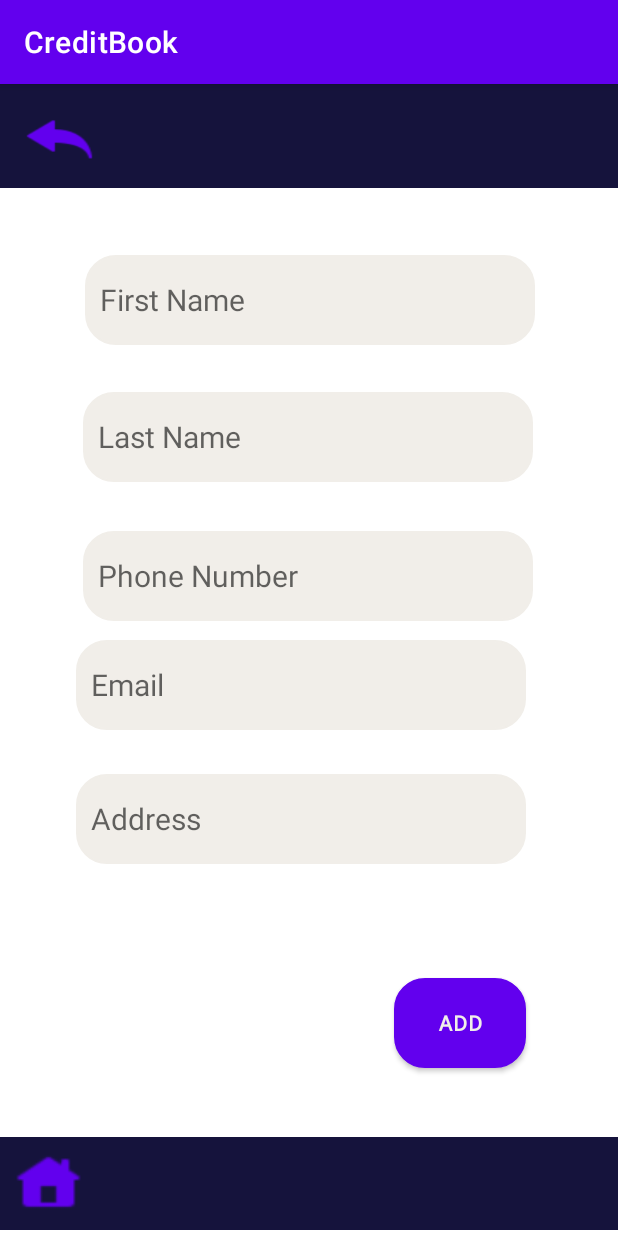
After one commit to naima-adardor/CreditBook, an Android app: the AddClientActivity screen opened directly, with no data from a screen before it, on a phone screen of 412 x 824 dp. The commit adds this screen. Run offline under Robolectric (Android 15) with nearby library versions, the phone set to English and light mode, and no system bars; Roboto replaces fonts that are not available here.

Commit message:
add client

```diff
--- a/app/build.gradle
+++ b/app/build.gradle
@@ -29,11 +29,11 @@ android {
 }
 
 dependencies {
-
     implementation 'androidx.appcompat:appcompat:1.5.1'
     implementation 'com.google.android.material:material:1.7.0'
     implementation 'androidx.constraintlayout:constraintlayout:2.1.4'
     testImplementation 'junit:junit:4.13.2'
     androidTestImplementation 'androidx.test.ext:junit:1.1.3'
     androidTestImplementation 'androidx.test.espresso:espresso-core:3.4.0'
+
 }
--- a/app/src/main/AndroidManifest.xml
+++ b/app/src/main/AndroidManifest.xml
@@ -10,8 +10,15 @@
         android:label="@string/app_name"
         android:roundIcon="@mipmap/ic_launcher_round"
         android:supportsRtl="true"
-        android:theme="@style/Theme.AppCompat.Light"
+        android:theme="@style/Theme.CreditBook"
         tools:targetApi="31">
+        <activity
+            android:name=".AddClientActivity"
+            android:exported="false">
+            <meta-data
+                android:name="android.app.lib_name"
+                android:value="" />
+        </activity>
         <activity
             android:name=".InscriptionActivity"
             android:exported="false">
--- /dev/null
+++ b/app/src/main/java/com/example/creditbook/AddClientActivity.java
@@ -0,0 +1,14 @@
+package com.example.creditbook;
+
+import androidx.appcompat.app.AppCompatActivity;
+
+import android.os.Bundle;
+
+public class AddClientActivity extends AppCompatActivity {
+
+    @Override
+    protected void onCreate(Bundle savedInstanceState) {
+        super.onCreate(savedInstanceState);
+        setContentView(R.layout.activity_add_client);
+    }
+}
--- /dev/null
+++ b/app/src/main/res/drawable/round_button.xml
@@ -0,0 +1,11 @@
+<?xml version="1.0" encoding="utf-8"?>
+<shape xmlns:android="http://schemas.android.com/apk/res/android"
+    android:shape="rectangle">
+    <solid android:color="@color/Orange2"/>
+    <corners android:radius="20dp"/>
+    <stroke android:width="1dp"
+        android:color="@color/Orange2"/>
+    <padding android:bottom="10dp" android:left="10dp" android:right="10dp" android:top="10dp"/>
+
+
+</shape>
--- a/app/src/main/res/drawable/round_buttpon.xml
+++ /dev/null
@@ -1,5 +0,0 @@
-<?xml version="1.0" encoding="utf-8"?>
-   <shape xmlns:android="http://schemas.android.com/apk/res/android" android:shape="rectangle">
-        <solid android:color="@color/Orange" />
-        <corners android:radius="10dp" />
-    </shape>
--- /dev/null
+++ b/app/src/main/res/layout/activity_add_client.xml
@@ -0,0 +1,195 @@
+<?xml version="1.0" encoding="utf-8"?>
+<androidx.constraintlayout.widget.ConstraintLayout xmlns:android="http://schemas.android.com/apk/res/android"
+    xmlns:app="http://schemas.android.com/apk/res-auto"
+    xmlns:tools="http://schemas.android.com/tools"
+    android:layout_width="match_parent"
+    android:layout_height="match_parent"
+    tools:context=".AddClientActivity">
+
+    <androidx.constraintlayout.widget.ConstraintLayout
+        android:id="@+id/constraintLayout"
+        android:layout_width="417dp"
+        android:layout_height="69dp"
+        android:background="@color/DarkBlue"
+        app:layout_constraintBottom_toBottomOf="parent"
+        app:layout_constraintEnd_toEndOf="parent"
+        app:layout_constraintStart_toStartOf="parent"
+        app:layout_constraintTop_toTopOf="parent"
+        app:layout_constraintVertical_bias="0.0">
+
+        <Button
+            android:id="@+id/button"
+            android:layout_width="51dp"
+            android:layout_height="37dp"
+            android:background="@drawable/back"
+            app:layout_constraintBottom_toBottomOf="parent"
+            app:layout_constraintEnd_toEndOf="parent"
+            app:layout_constraintHorizontal_bias="0.043"
+            app:layout_constraintStart_toStartOf="parent"
+            app:layout_constraintTop_toTopOf="parent" />
+    </androidx.constraintlayout.widget.ConstraintLayout>
+
+
+    <EditText
+        android:id="@+id/editText1"
+
+        android:layout_width="300dp"
+        android:layout_height="60dp"
+        android:layout_centerHorizontal="true"
+        android:layout_centerVertical="true"
+
+        android:background="@drawable/round_edit_text"
+        android:ems="10"
+        android:hint="First Name"
+
+        android:inputType="textPersonName"
+
+        android:textSize="20sp"
+        app:layout_constraintBottom_toTopOf="@+id/constraintLayout3"
+        app:layout_constraintEnd_toEndOf="parent"
+        app:layout_constraintHorizontal_bias="0.504"
+        app:layout_constraintStart_toStartOf="parent"
+        app:layout_constraintTop_toBottomOf="@+id/constraintLayout"
+        app:layout_constraintVertical_bias="0.078" />
+
+    <EditText
+        android:id="@+id/editText2"
+
+        android:layout_width="300dp"
+        android:layout_height="60dp"
+        android:layout_centerHorizontal="true"
+        android:layout_centerVertical="true"
+
+        android:background="@drawable/round_edit_text"
+        android:ems="10"
+
+        android:hint="Last Name"
+
+        android:inputType="textPersonName"
+
+        android:textSize="20sp"
+        app:layout_constraintBottom_toTopOf="@+id/constraintLayout3"
+        app:layout_constraintEnd_toEndOf="parent"
+        app:layout_constraintHorizontal_bias="0.495"
+        app:layout_constraintStart_toStartOf="parent"
+        app:layout_constraintTop_toBottomOf="@+id/constraintLayout"
+        app:layout_constraintVertical_bias="0.238" />
+
+    <EditText
+        android:id="@+id/editText"
+
+        android:layout_width="300dp"
+        android:layout_height="60dp"
+        android:layout_centerHorizontal="true"
+        android:layout_centerVertical="true"
+
+        android:background="@drawable/round_edit_text"
+
+        android:ems="10"
+
+        android:hint="Phone Number"
+
+        android:inputType="phone"
+        android:textSize="20sp"
+        app:layout_constraintBottom_toTopOf="@+id/constraintLayout3"
+        app:layout_constraintEnd_toEndOf="parent"
+        app:layout_constraintHorizontal_bias="0.495"
+        app:layout_constraintStart_toStartOf="parent"
+        app:layout_constraintTop_toBottomOf="@+id/constraintLayout"
+        app:layout_constraintVertical_bias="0.399" />
+
+    <EditText
+        android:id="@+id/editText3"
+
+        android:layout_width="300dp"
+        android:layout_height="60dp"
+        android:layout_centerHorizontal="true"
+        android:layout_centerVertical="true"
+
+        android:layout_marginTop="218dp"
+
+        android:background="@drawable/round_edit_text"
+
+        android:ems="10"
+
+        android:hint="Email"
+        android:inputType="textEmailAddress"
+        android:textSize="20sp"
+        app:layout_constraintBottom_toTopOf="@+id/constraintLayout3"
+        app:layout_constraintEnd_toEndOf="parent"
+        app:layout_constraintHorizontal_bias="0.45"
+        app:layout_constraintStart_toStartOf="parent"
+        app:layout_constraintTop_toBottomOf="@+id/constraintLayout"
+        app:layout_constraintVertical_bias="0.235" />
+
+    <EditText
+        android:id="@+id/editText4"
+
+        android:layout_width="300dp"
+        android:layout_height="60dp"
+        android:layout_centerHorizontal="true"
+        android:layout_centerVertical="true"
+
+        android:layout_marginTop="372dp"
+
+        android:layout_marginBottom="164dp"
+
+        android:background="@drawable/round_edit_text"
+
+        android:ems="10"
+        android:hint="Address"
+        android:inputType="textPersonName"
+        android:textSize="20sp"
+        app:layout_constraintBottom_toTopOf="@+id/constraintLayout3"
+        app:layout_constraintEnd_toEndOf="parent"
+        app:layout_constraintHorizontal_bias="0.45"
+        app:layout_constraintStart_toStartOf="parent"
+        app:layout_constraintTop_toBottomOf="@+id/constraintLayout" />
+
+    <Button
+        android:id="@+id/Next_btn3"
+
+        android:layout_width="wrap_content"
+        android:layout_height="60dp"
+        android:layout_marginBottom="92dp"
+        android:background="@drawable/round_button"
+        android:backgroundTint="@color/Orange2"
+        android:fontFamily="monospace"
+        android:padding="8dp"
+        android:text="Add"
+
+        android:textColor="@color/LightGray"
+        android:textStyle="bold"
+        app:layout_constraintBottom_toBottomOf="parent"
+        app:layout_constraintEnd_toEndOf="parent"
+
+        app:layout_constraintHorizontal_bias="0.811"
+        app:layout_constraintStart_toStartOf="parent"
+        app:layout_constraintTop_toBottomOf="@+id/editText4"
+        app:layout_constraintVertical_bias="0.794" />
+
+    <androidx.constraintlayout.widget.ConstraintLayout
+        android:id="@+id/constraintLayout3"
+        android:layout_width="413dp"
+        android:layout_height="62dp"
+        android:layout_marginBottom="4dp"
+        android:background="@color/DarkBlue"
+        app:layout_constraintBottom_toBottomOf="parent"
+        app:layout_constraintEnd_toEndOf="parent"
+        app:layout_constraintHorizontal_bias="0.0"
+        app:layout_constraintStart_toStartOf="parent">
+
+        <Button
+            android:id="@+id/button2"
+            android:layout_width="51dp"
+            android:layout_height="41dp"
+            android:background="@drawable/home"
+            app:layout_constraintBottom_toBottomOf="parent"
+            app:layout_constraintEnd_toEndOf="parent"
+            app:layout_constraintHorizontal_bias="0.019"
+            app:layout_constraintStart_toStartOf="parent"
+            app:layout_constraintTop_toTopOf="parent"
+            app:layout_constraintVertical_bias="0.523" />
+    </androidx.constraintlayout.widget.ConstraintLayout>
+
+</androidx.constraintlayout.widget.ConstraintLayout>
--- a/app/src/main/res/values/themes.xml
+++ b/app/src/main/res/values/themes.xml
@@ -1,6 +1,6 @@
 <resources xmlns:tools="http://schemas.android.com/tools">
     <!-- Base application theme. -->
-    <style name="Theme.CreditBook" parent="Theme.MaterialComponents.DayNight.NoActionBar">
+    <style name="Theme.CreditBook" parent="Theme.MaterialComponents.DayNight.DarkActionBar">
         <!-- Primary brand color. -->
         <item name="colorPrimary">@color/purple_500</item>
         <item name="colorPrimaryVariant">@color/purple_700</item>
```
Also changed, not shown: app/src/main/res/drawable-v24/back.png (added).
